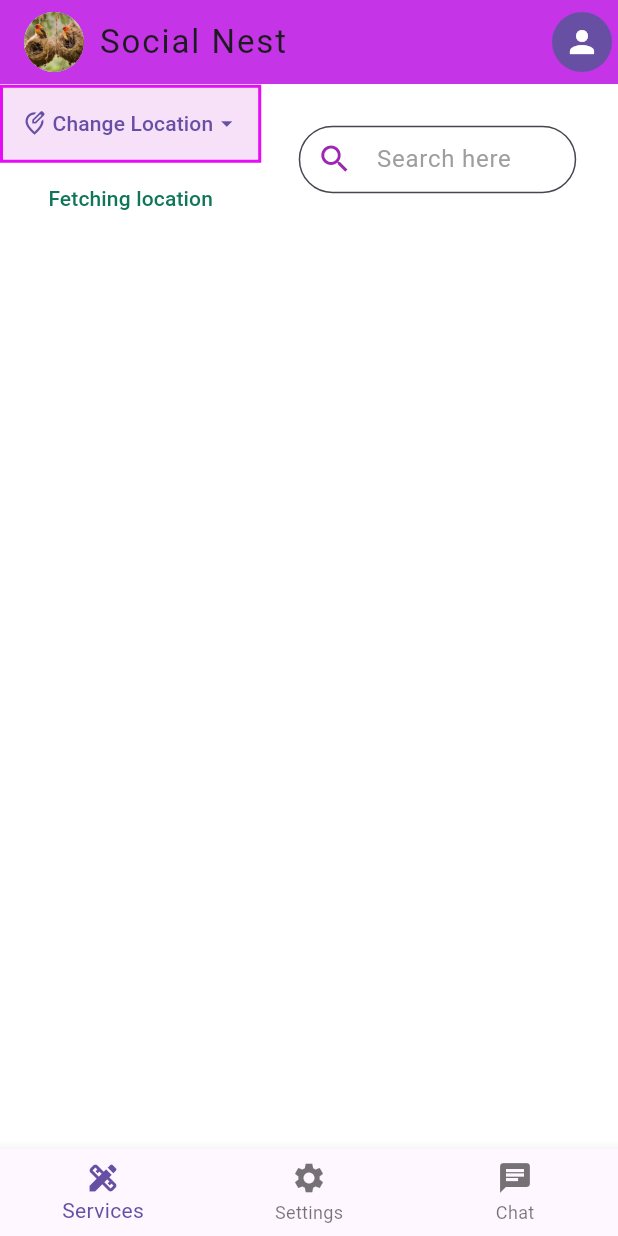
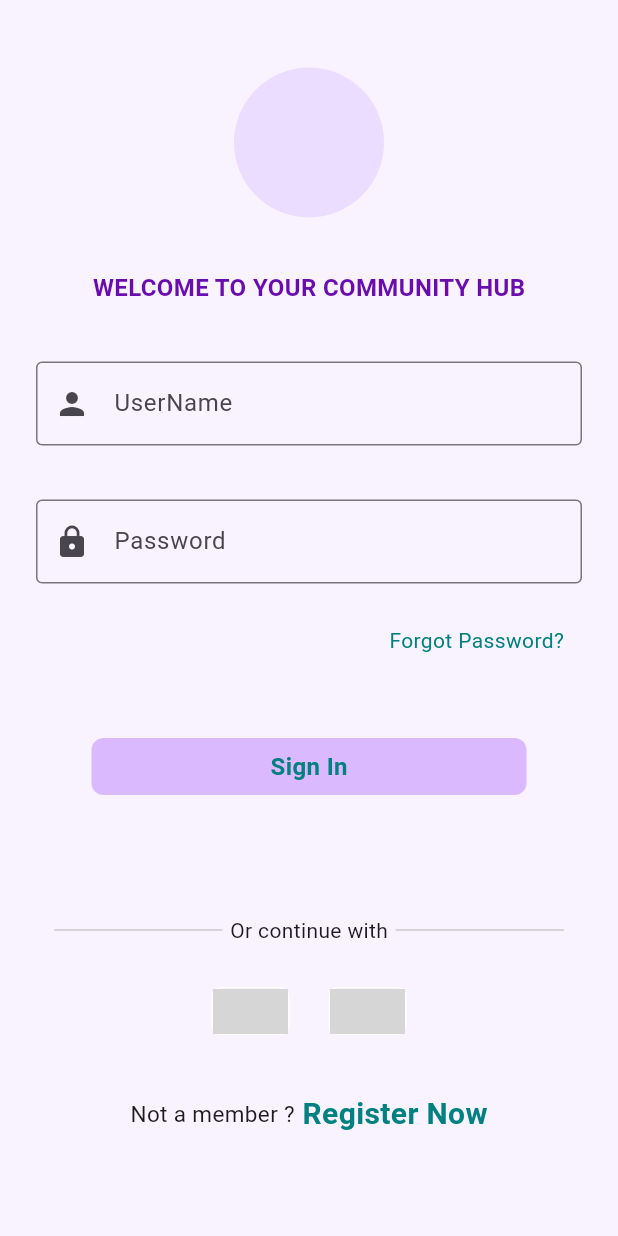
Before and after one commit to SpoorthyS1/Social_Nest, a Flutter app: the screen it shows after launch, on a phone screen of 412 x 824 dp. Run offline on Flutter 3.47's test engine with Material 3 defaults, Android fonts, the light colour scheme and no system bars; our stand-ins replace geocoding, geolocator; grey boxes are pictures that could not be loaded.

Commit message:
login_page and register_page and theme_class

```diff
--- /dev/null
+++ b/lib/component/my_button.dart
@@ -0,0 +1,36 @@
+import 'package:flutter/material.dart';
+
+class MyButton extends StatelessWidget {
+  final Function()? onTap;
+  const MyButton({super.key,
+  required this.onTap,});
+
+  @override
+  Widget build(BuildContext context) {
+    return Padding(
+      padding: const EdgeInsets.all(30.0),
+
+      child: GestureDetector(
+        onTap: onTap,
+        child: Container(
+          height: 38,
+          margin: const EdgeInsets.all(15.0),
+          decoration: BoxDecoration(
+            color: Color(0xFFDAB9FF),
+            borderRadius: BorderRadius.circular(8),
+          ),
+          child: const Center(
+            child: Text(
+              'Sign In',
+              style: TextStyle(
+                color:  Color(0xFF008080),
+                fontWeight: FontWeight.bold,
+                fontSize: 16,
+              ),
+            ),
+          ),
+        ),
+      ),
+    );
+  }
+}
--- a/lib/main.dart
+++ b/lib/main.dart
@@ -1,7 +1,7 @@
 import 'package:flutter/material.dart';
 import 'package:social_nest/pages/HomePage.dart';
 import 'package:social_nest/component/locations.dart';
-
+import 'package:social_nest/pages/login_page.dart';
 void main() {
   runApp(const MyApp());
 }
@@ -13,7 +13,7 @@ class MyApp extends StatelessWidget {
   Widget build(BuildContext context) {
     return MaterialApp(
       debugShowCheckedModeBanner: false,
-      home: HomePage(),
+      home: LoginPage(),
     );
   }
 }
--- /dev/null
+++ b/lib/pages/login_page.dart
@@ -0,0 +1,170 @@
+import 'package:flutter/material.dart';
+import 'package:social_nest/component/my_button.dart';
+import 'package:social_nest/component/my_textfield.dart';
+import 'package:social_nest/pages/register_page.dart';
+class LoginPage extends StatelessWidget {
+  LoginPage({super.key});
+
+  final UserNameController = TextEditingController();
+  final PasswordController = TextEditingController();
+
+  void signUserIn() {}
+
+  @override
+  Widget build(BuildContext context) {
+    return Scaffold(
+      backgroundColor: Color(0xFFF8F3FF),
+      resizeToAvoidBottomInset: true,
+      body: SafeArea(
+        child: SingleChildScrollView(
+          child: Container(
+            padding: EdgeInsets.symmetric(horizontal: 16.0),
+            child: Column(
+              children: [
+                const SizedBox(height: 45),
+                CircleAvatar(
+                  radius: 50,
+                ),
+                const SizedBox(height: 35),
+                Text(
+                  'WELCOME TO YOUR COMMUNITY HUB',
+                  style: TextStyle(
+                    color: Color(0xFF6A0DAD),
+                    fontSize: 16,
+                    fontWeight: FontWeight.bold,
+                  ),
+                ),
+                const SizedBox(height: 30),
+                Padding(
+                  padding: const EdgeInsets.all(8.0),
+                  child: TextFormField(
+                    controller: UserNameController,
+                    decoration: InputDecoration(
+                      border: OutlineInputBorder(),
+                      labelText: 'UserName',
+                      prefixIcon: Icon(Icons.person),
+                    ),
+                  ),
+                ),
+                const SizedBox(height: 20),
+                Padding(
+                  padding: const EdgeInsets.all(8.0),
+                  child: TextFormField(
+                    obscureText: true,
+                    controller: PasswordController,
+                    decoration: InputDecoration(
+                      border: OutlineInputBorder(),
+                      labelText: 'Password',
+                      prefixIcon: Icon(Icons.lock),
+                    ),
+                  ),
+                ),
+                const SizedBox(height: 20),
+                Padding(
+                  padding: const EdgeInsets.symmetric(horizontal: 20.0),
+                  child: Row(
+                    mainAxisAlignment: MainAxisAlignment.end,
+                    children: [
+                      Text(
+                        'Forgot Password?',
+                        style: TextStyle(
+                          color: Color(0xFF008080),
+                        ),
+                      ),
+                    ],
+                  ),
+                ),
+                const SizedBox(height: 10),
+                MyButton(onTap: signUserIn),
+                const SizedBox(height: 15),
+                Padding(
+                  padding: const EdgeInsets.all(20.0),
+                  child: Row(
+                    children: [
+                      Expanded(
+                        child: Divider(
+                          color: Colors.grey[500],
+                          thickness: 0.5,
+                        ),
+                      ),
+                      Padding(
+                        padding: const EdgeInsets.symmetric(horizontal: 5.0),
+                        child: Text('Or continue with'),
+                      ),
+                      Expanded(
+                        child: Divider(
+                          color: Colors.grey[500],
+                          thickness: 0.5,
+                        ),
+                      ),
+                    ],
+                  ),
+                ),
+                Row(
+                  mainAxisAlignment: MainAxisAlignment.center,
+                  children: [
+                    Padding(
+                      padding: const EdgeInsets.all(8.0),
+                      child: Container(
+                        decoration: BoxDecoration(
+                          border: Border.all(color: Colors.white),
+                          borderRadius: BorderRadius.circular(6),
+                          color: Colors.grey[200],
+                        ),
+                        child: Image.asset('apple2.png',
+                            height: 30, width: 50),
+                      ),
+                    ),
+                    SizedBox(width: 10),
+                    Padding(
+                      padding: const EdgeInsets.all(8.0),
+                      child: Container(
+                        decoration: BoxDecoration(
+                          border: Border.all(color: Colors.white),
+                          borderRadius: BorderRadius.circular(6),
+                          color: Colors.grey[200],
+                        ),
+                        child: Image.asset('google1.png',
+                            height: 30, width: 50),
+                      ),
+                    ),
+                  ],
+                ),
+                const SizedBox(height: 30),
+                Row(
+                  mainAxisAlignment: MainAxisAlignment.center,
+                  children: [
+                    Text(
+                      'Not a member ?',
+                      style: TextStyle(
+                        fontSize: 15,
+                      ),
+                    ),
+                    const SizedBox(width: 5),
+                    InkWell(
+                      onTap: () {
+                        Navigator.push(
+                          context,
+                          MaterialPageRoute(
+                              builder: (context) => RegisterPage()),
+                        );
+                      },
+                      child: Text(
+                        'Register Now',
+                        style: TextStyle(
+                          color: Color(0xFF008080),
+                          fontWeight: FontWeight.bold,
+                          fontSize: 20,
+                        ),
+                      ),
+                    ),
+                  ],
+                ),
+              ],
+            ),
+          ),
+        ),
+      ),
+    );
+  }
+}
--- a/pubspec.yaml
+++ b/pubspec.yaml
@@ -30,13 +30,14 @@ environment:
 dependencies:
   flutter:
     sdk: flutter
+  geolocator: ^13.0.2
+  geocoding: ^3.0.0
 
 
   # The following adds the Cupertino Icons font to your application.
   # Use with the CupertinoIcons class for iOS style icons.
   cupertino_icons: ^1.0.8
-  geolocator: ^13.0.2
-  geocoding: ^3.0.0
+
 
 dev_dependencies:
   flutter_test:
```
Also changed, not shown: lib/component/my_textfield.dart (added, +36 -0 lines), lib/pages/register_page.dart (added, +326 -0 lines), lib/pages/theme_class.dart (added, +51 -0 lines), assets/apple2.png (added), assets/google1.png (added).
